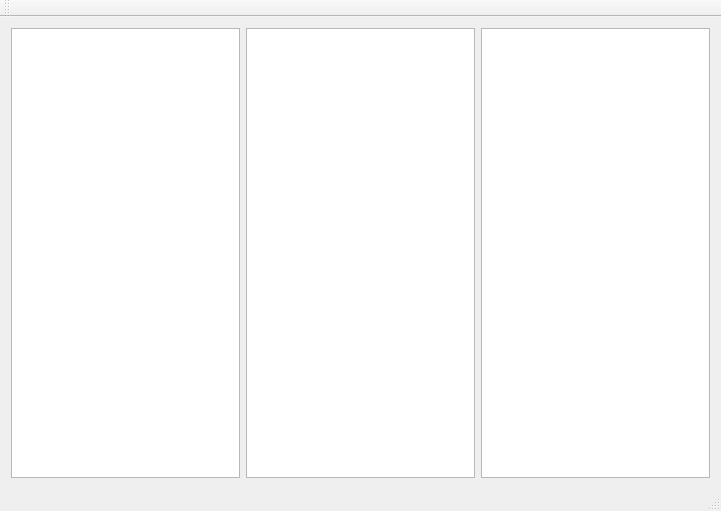
Qt form FrameWorkCode/DiffView.ui (UDAAN-LEAP/leap-pe-tool) before a commit.
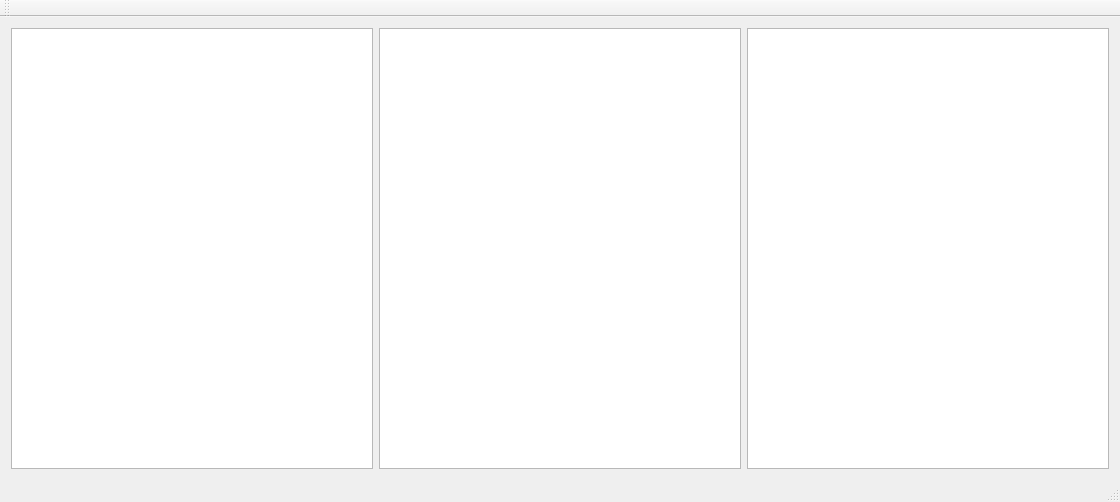
The same form after that commit.

What changed in the file:
```diff
--- a/FrameWorkCode/DiffView.ui
+++ b/FrameWorkCode/DiffView.ui
@@ -6,8 +6,8 @@
    <rect>
     <x>0</x>
     <y>0</y>
-    <width>721</width>
-    <height>511</height>
+    <width>1120</width>
+    <height>502</height>
    </rect>
   </property>
   <property name="windowTitle">
@@ -16,7 +16,7 @@
   <widget class="QWidget" name="centralWidget">
    <layout class="QHBoxLayout" name="horizontalLayout">
     <item>
-     <widget class="QGraphicsView" name="graphicsView"/>
+     <widget class="QTextEdit" name="diff1"/>
     </item>
     <item>
      <widget class="QTextEdit" name="diff2"/>
```
Left out of the diff: 2 changed lines with no effect on the pictures.
